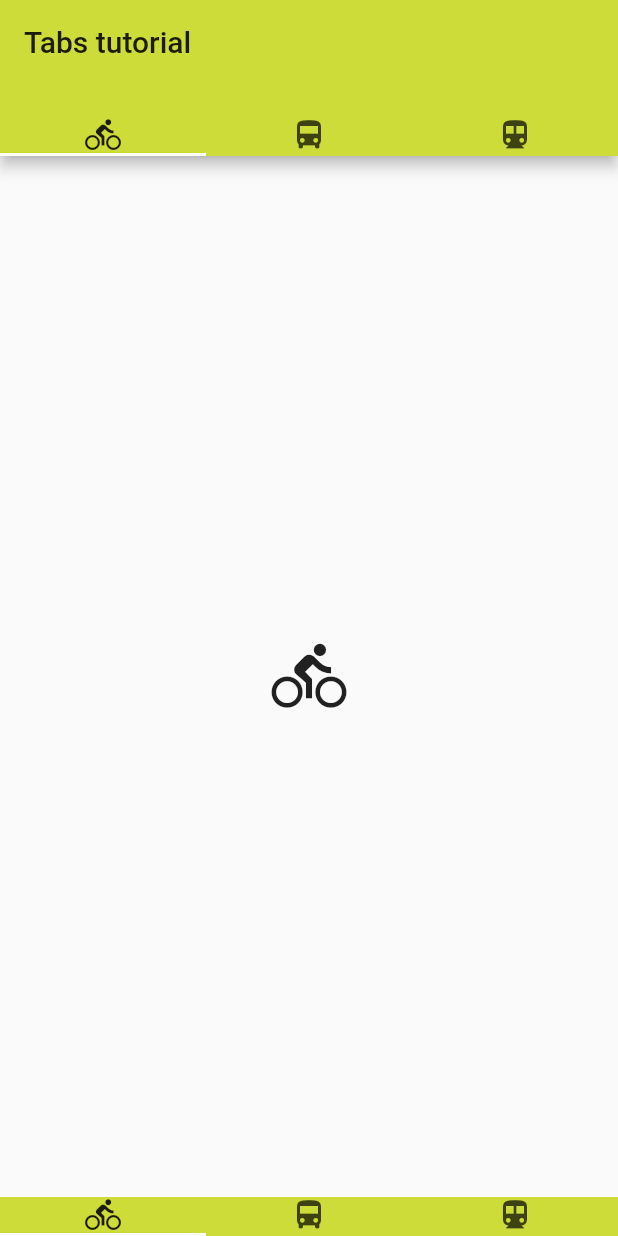
After one commit to VijayGanganapalli/yogan, a Flutter app: the screen it shows after launch, on a phone screen of 412 x 824 dp. The commit adds this screen. Run offline on Flutter 3.47's test engine with Material 2 defaults, Android fonts, the phone set to English and light mode, and no system bars.

Commit message:
tabs tutorial

```diff
--- a/flutter_tutorial/lib/main.dart
+++ b/flutter_tutorial/lib/main.dart
@@ -1,5 +1,5 @@
 import 'package:flutter/material.dart';
-import './screens/list_dialog_screen.dart';
+import './screens/tabs_screen.dart';
 
 void main() => runApp(MyApp());
 
@@ -11,7 +11,7 @@ class MyApp extends StatelessWidget {
       theme: ThemeData(
         primarySwatch: Colors.lime
       ),
-      home: ListAndDialogScreen(),
+      home: TabsScreen(),
     );
   }
 }
--- /dev/null
+++ b/flutter_tutorial/lib/screens/tabs_screen.dart
@@ -0,0 +1,59 @@
+import 'package:flutter/material.dart';
+
+class TabsScreen extends StatefulWidget {
+  @override
+  _TabsScreenState createState() => _TabsScreenState();
+}
+
+class _TabsScreenState extends State<TabsScreen>
+    with SingleTickerProviderStateMixin {
+  TabController controller;
+
+  @override
+  void initState() {
+    super.initState();
+    controller = TabController(vsync: this, length: 3);
+  }
+
+  @override
+  void dispose() {
+    controller.dispose();
+    super.dispose();
+  }
+
+  @override
+  Widget build(BuildContext context) {
+    return Scaffold(
+      appBar: AppBar(
+        title: Text("Tabs tutorial"),
+        bottom: TabBar(
+          controller: controller,
+          tabs: <Widget>[
+            Icon(Icons.directions_bike),
+            Icon(Icons.directions_bus),
+            Icon(Icons.directions_transit),
+          ],
+        ),
+      ),
+      bottomNavigationBar: Material(
+        color: Theme.of(context).primaryColor,
+        child: TabBar(
+          controller: controller,
+          tabs: <Widget>[
+            Icon(Icons.directions_bike),
+            Icon(Icons.directions_bus),
+            Icon(Icons.directions_transit),
+          ],
+        ),
+      ),
+      body: TabBarView(
+        controller: controller,
+        children: <Widget>[
+          Icon(Icons.directions_bike, size: 50.0),
+          Icon(Icons.directions_bus, size: 50.0),
+          Icon(Icons.directions_transit, size: 50.0),
+        ],
+      ),
+    );
+  }
+}
```
